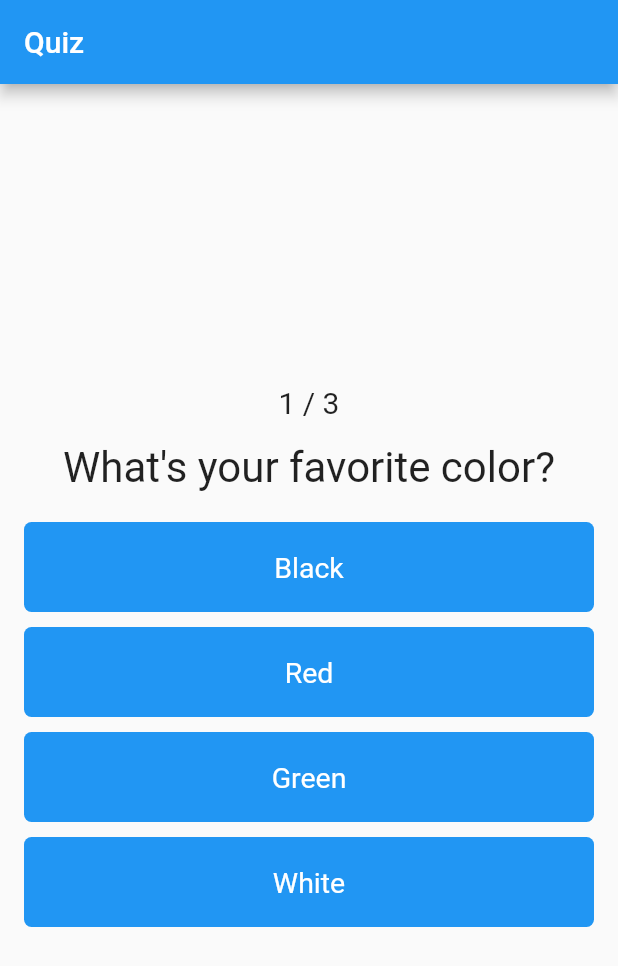
After one commit to PrinceNarteh/quiz-app, a Flutter app: the screen it shows after launch, on a phone screen of 412 x 824 dp. The commit adds this screen. Shown: the top 966 px of the screen. Run offline on Flutter 3.47's test engine with Material 2 defaults, Android fonts, the phone set to English and light mode, and no system bars.

Commit message:
refactor to have quiz widget

```diff
--- a/lib/main.dart
+++ b/lib/main.dart
@@ -1,6 +1,5 @@
 import "package:flutter/material.dart";
-import 'package:quiz_app/custom-bottom.dart';
-import 'package:quiz_app/question.dart';
+import 'package:quiz_app/quiz.dart';
 
 void main() => runApp(const MyApp());
 
@@ -45,21 +44,10 @@ class _MyAppState extends State<MyApp> {
         body: Padding(
           padding: const EdgeInsets.all(16.0),
           child: _questionIndex < questions.length
-              ? Column(
-                  crossAxisAlignment: CrossAxisAlignment.center,
-                  mainAxisAlignment: MainAxisAlignment.center,
-                  children: <Widget>[
-                    Text(
-                      "${_questionIndex + 1} / ${questions.length}",
-                      style: const TextStyle(fontSize: 20),
-                    ),
-                    Question(
-                        questions[_questionIndex]['questionText'] as String),
-                    ...(questions[_questionIndex]['answers'] as List<String>)
-                        .map((answer) {
-                      return CustomBottom(answer, _answerQuestion);
-                    }).toList()
-                  ],
+              ? Quiz(
+                  questions: questions,
+                  answerQuestion: _answerQuestion,
+                  questionIndex: _questionIndex,
                 )
               : Center(
                   child: Column(
--- /dev/null
+++ b/lib/quiz.dart
@@ -0,0 +1,34 @@
+import 'package:flutter/material.dart';
+import 'package:quiz_app/custom-bottom.dart';
+import 'package:quiz_app/question.dart';
+
+class Quiz extends StatelessWidget {
+  final List<Map<String, Object>> questions;
+  final VoidCallback answerQuestion;
+  final int questionIndex;
+
+  const Quiz({
+    required this.questionIndex,
+    required this.questions,
+    required this.answerQuestion,
+    super.key,
+  });
+
+  @override
+  Widget build(BuildContext context) {
+    return Column(
+      crossAxisAlignment: CrossAxisAlignment.center,
+      mainAxisAlignment: MainAxisAlignment.center,
+      children: <Widget>[
+        Text(
+          "${questionIndex + 1} / ${questions.length}",
+          style: const TextStyle(fontSize: 20),
+        ),
+        Question(questions[questionIndex]['questionText'] as String),
+        ...(questions[questionIndex]['answers'] as List<String>).map((answer) {
+          return CustomBottom(answer, answerQuestion);
+        }).toList()
+      ],
+    );
+  }
+}
```
